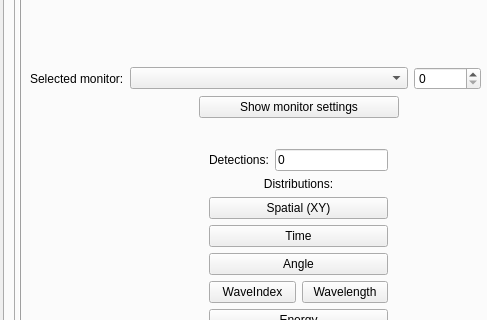
Above: ants3bundle/src/ants3/gui/photsim/a3photsimwin.ui from andrmor/ANTS3bundle before the change; both pictures show x 0 to 487 and y 203 to 523 of the 597 by 636 pixel window. Below: the same form after it.
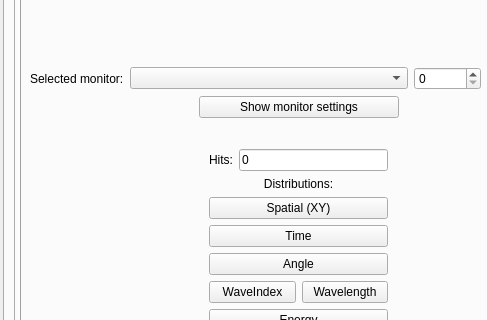
That is the form after the change. The open tabs and pages were chosen to show the change.

Diff of the .ui file:
```diff
--- a/ants3bundle/src/ants3/gui/photsim/a3photsimwin.ui
+++ b/ants3bundle/src/ants3/gui/photsim/a3photsimwin.ui
@@ -3287,7 +3287,7 @@
                      <item>
                       <widget class="QLabel" name="label_17">
                        <property name="text">
-                        <string>Detections:</string>
+                        <string>Hits:</string>
                        </property>
                       </widget>
                      </item>
```
Left out of the diff: 8 changed lines with no effect on the pictures.
